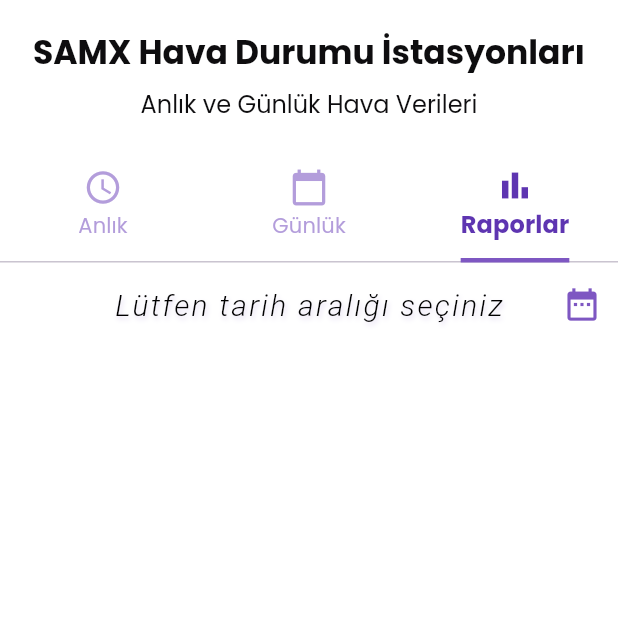
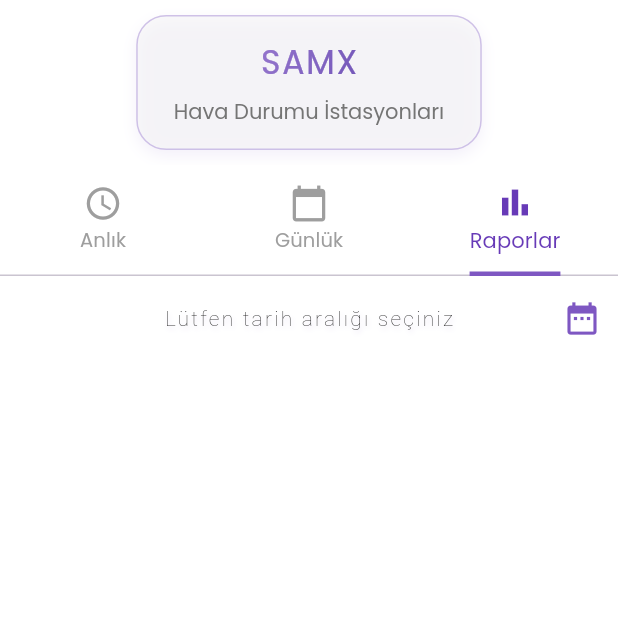
Before and after one commit to msalihcizme/Samx-Air-Analyzer, a Flutter app: the screen it shows after launch, tab 3 chosen, on a phone screen of 412 x 824 dp, the top half of it. Run offline on Flutter 3.47's test engine with Material 3 defaults, Android fonts, the phone set to English and light mode, and no system bars; our stand-ins replace firebase_core, firebase_database, fl_chart; accounts and stored records are empty.

Commit message:
gerekli tasarımsal degisiklikler uygulandı

```diff
--- a/lib/screens/ana_sayfa.dart
+++ b/lib/screens/ana_sayfa.dart
@@ -10,7 +10,8 @@ class AnaSayfa extends StatefulWidget {
   State<AnaSayfa> createState() => _AnaSayfaState();
 }
 
-class _AnaSayfaState extends State<AnaSayfa> with SingleTickerProviderStateMixin {
+class _AnaSayfaState extends State<AnaSayfa>
+    with SingleTickerProviderStateMixin {
   late TabController _tabController;
 
   @override
@@ -31,48 +32,76 @@ class _AnaSayfaState extends State<AnaSayfa> with SingleTickerProviderStateMixin
       appBar: AppBar(
         backgroundColor: Colors.white,
         elevation: 0,
-        toolbarHeight: 100,
+        toolbarHeight: 110,
         centerTitle: true,
-        title: const Column(
-          mainAxisAlignment: MainAxisAlignment.center,
+        title: Container(
+          padding: const EdgeInsets.symmetric(horizontal: 24, vertical: 14),
+          decoration: BoxDecoration(
+            color: Colors.grey.shade100.withOpacity(0.5),
+            borderRadius: BorderRadius.circular(20),
+            border: Border.all(
+              color: Colors.deepPurple.shade200.withOpacity(0.6),
+              width: 1,
+            ),
+            boxShadow: [
+              BoxShadow(
+                color: Colors.deepPurple.shade100.withOpacity(0.25),
+                blurRadius: 8,
+                offset: const Offset(0, 4),
+              ),
+            ],
+          ),
+          child: Column(
+            mainAxisSize: MainAxisSize.min,
             children: [
-            Text(
-              "SAMX Hava Durumu İstasyonları",
+              ShaderMask(
+                shaderCallback: (bounds) => LinearGradient(
+                  colors: [
+                    Colors.deepPurple.shade400.withOpacity(0.8),
+                    Colors.deepPurple.shade700.withOpacity(0.8),
+                  ],
+                  begin: Alignment.topLeft,
+                  end: Alignment.bottomRight,
+                ).createShader(
+                    Rect.fromLTWH(0, 0, bounds.width, bounds.height)),
+                child: Text(
+                  "SAMX",
                   style: TextStyle(
                     fontSize: 22,
-                fontWeight: FontWeight.w700,
-                color: Color.fromARGB(255, 14, 13, 15),
+                    fontWeight: FontWeight.w500,
                     fontFamily: 'Poppins',
+                    color: Colors.white,
+                    letterSpacing: 1.2,
                   ),
-              textAlign: TextAlign.center,
                 ),
-            SizedBox(height: 6),
+              ),
+              const SizedBox(height: 6),
               Text(
-              "Anlık ve Günlük Hava Verileri",
+                "Hava Durumu İstasyonları",
                 style: TextStyle(
-                fontSize: 16,
+                  fontSize: 14,
                   fontWeight: FontWeight.w400,
-                color: Color.fromARGB(255, 14, 13, 15),
                   fontFamily: 'Poppins',
+                  color: Colors.grey.shade600,
                 ),
-              textAlign: TextAlign.center,
               ),
             ],
+          ),
         ),
         bottom: TabBar(
           controller: _tabController,
           indicatorColor: Colors.deepPurple.shade400,
-          indicatorWeight: 3,
-          labelColor: Colors.deepPurple.shade600,
-          unselectedLabelColor: Colors.deepPurple.shade200,
+          indicatorWeight: 2,
+          labelColor: Colors.deepPurple.shade500,
+          unselectedLabelColor: Colors.grey.shade500,
           labelStyle: const TextStyle(
-            fontWeight: FontWeight.bold,
-            fontSize: 16,
+            fontWeight: FontWeight.w500,
+            fontSize: 14,
             fontFamily: 'Poppins',
           ),
           unselectedLabelStyle: const TextStyle(
             fontWeight: FontWeight.normal,
-            fontSize: 14,
+            fontSize: 13,
             fontFamily: 'Poppins',
           ),
           tabs: const [
--- a/lib/screens/gunluk_veri_sayfasi.dart
+++ b/lib/screens/gunluk_veri_sayfasi.dart
@@ -135,7 +135,7 @@ class _GunlukVeriSayfasiState extends State<GunlukVeriSayfasi> {
             ),
           )
         else
-          const Center(child: Text("Günlük ortalama veri bulunamadı")),
+          const Center(child: Text("Günlük ortalama verilerine ulaşılamıyor")),
         const Text("Saatlik Ortalamalar", style: TextStyle(fontSize: 18, fontWeight: FontWeight.bold)),
         const SizedBox(height: 12),
         saatlikVeriler.isNotEmpty
--- a/lib/screens/raporlama_sayfasi.dart
+++ b/lib/screens/raporlama_sayfasi.dart
@@ -113,12 +113,12 @@ class _RaporlamaSayfasiState extends State<RaporlamaSayfasi> {
             backgroundColor: Colors.white,
             elevation: 0,
             title: secilenTarihAraligi == null
-                ?    Text(
+                ? Text(
                     'Lütfen tarih aralığı seçiniz',
                     style: TextStyle(
-                      fontWeight: FontWeight.w300, // biraz daha kalın
-                      fontStyle: FontStyle.italic, // italik
-                      fontSize: 20, // büyütüldü
+                      fontWeight: FontWeight.w200,
+                      fontStyle: FontStyle.normal,
+                      fontSize: 14,
                       letterSpacing: 1.5,
                       foreground: Paint()
                         ..shader = const LinearGradient(
@@ -314,8 +314,10 @@ class _RaporlamaSayfasiState extends State<RaporlamaSayfasi> {
                       },
                     ),
                   ),
-                rightTitles: AxisTitles(sideTitles: SideTitles(showTitles: false)),
-                topTitles: AxisTitles(sideTitles: SideTitles(showTitles: false)),
+                  rightTitles:
+                      AxisTitles(sideTitles: SideTitles(showTitles: false)),
+                  topTitles:
+                      AxisTitles(sideTitles: SideTitles(showTitles: false)),
                 ),
                 borderData: FlBorderData(
                   show: true,
@@ -330,7 +332,8 @@ class _RaporlamaSayfasiState extends State<RaporlamaSayfasi> {
                     tooltipPadding: const EdgeInsets.all(8),
                     getTooltipItems: (touchedSpots) {
                       return touchedSpots.map((spot) {
-                      final hour = spot.x.toInt().toString().padLeft(2, '0') + ':00';
+                        final hour =
+                            spot.x.toInt().toString().padLeft(2, '0') + ':00';
                         final value = spot.y.toStringAsFixed(1);
 
                         return LineTooltipItem(
@@ -352,5 +355,4 @@ class _RaporlamaSayfasiState extends State<RaporlamaSayfasi> {
       ),
     );
   }
-
 }
```
Lines whose indentation alone changed are shown as unchanged.
